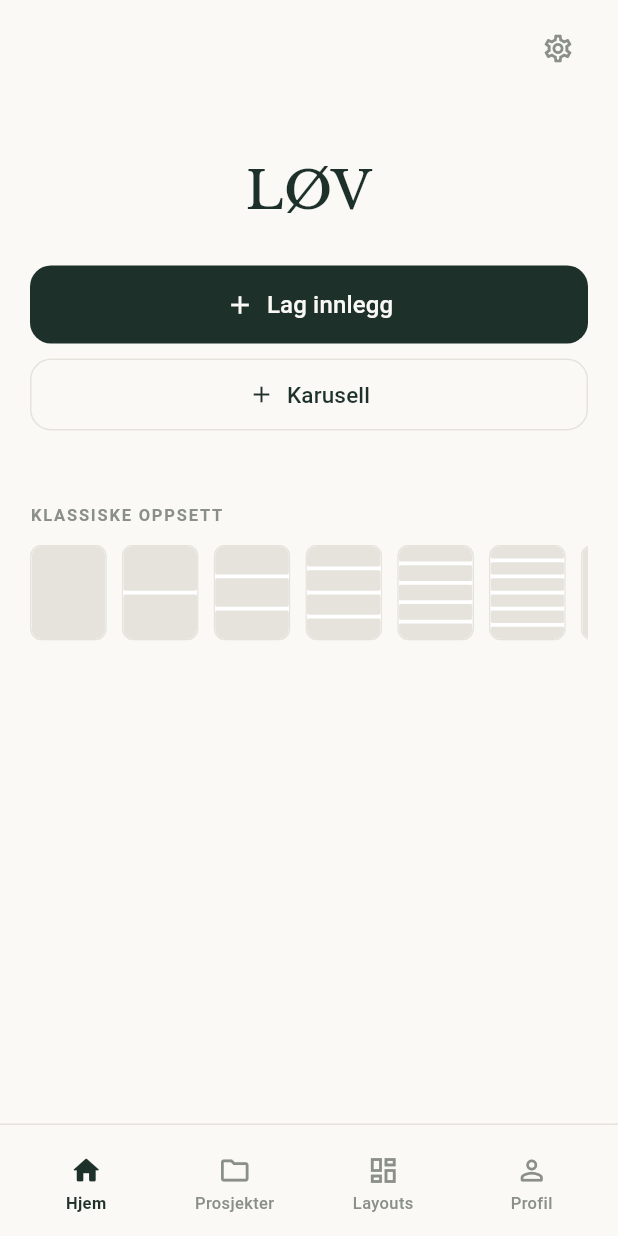
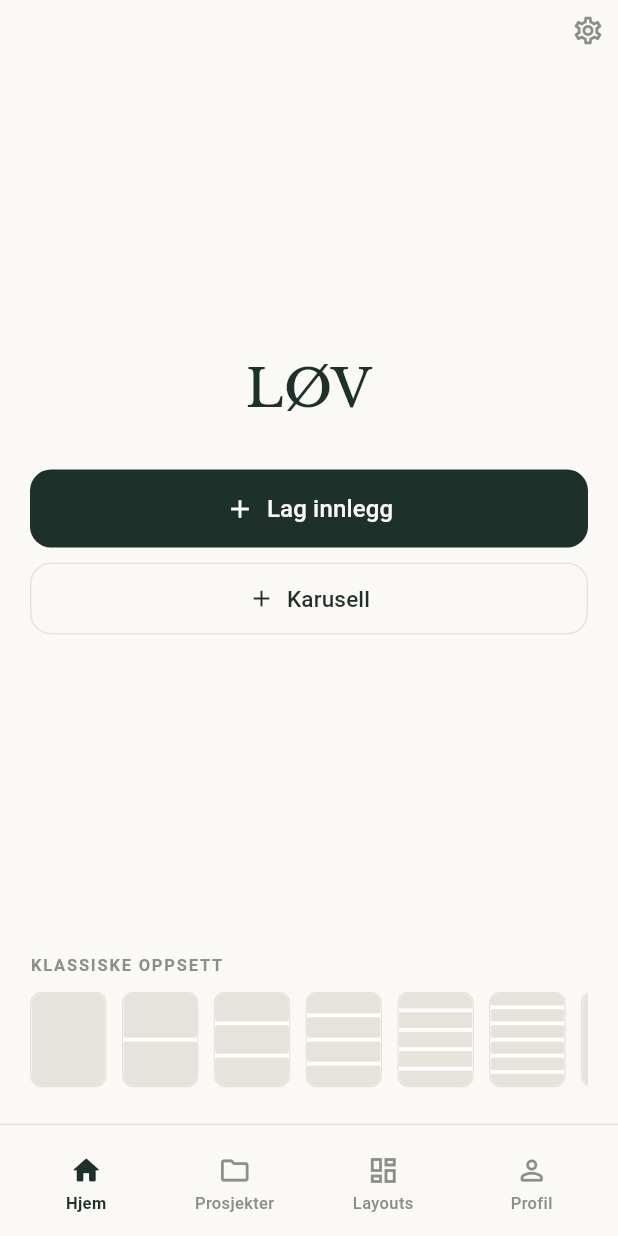
Before and after one commit to hannekj/image_grid, a Flutter app: the screen it shows after launch, on a phone screen of 412 x 824 dp. Run offline on Flutter 3.47's test engine with Material 3 defaults, Android fonts, the phone set to English and light mode, and no system bars; our stand-ins replace google_fonts, image_picker, share_plus; missing offline and left inert: gal.

Commit message:
Center home hero and pin classic layouts above tab bar
- Vertically center the LØV title and create buttons in the main area
- Keep draft projects below the hero when present
- Fix classic layouts above the bottom navigation with clearer spacing

Co-authored-by: Cursor <cursoragent@cursor.com>

```diff
--- a/lib/home_page.dart
+++ b/lib/home_page.dart
@@ -85,8 +85,6 @@ class _HomePageState extends State<HomePage> {
     final classicLayouts = layoutsInGroup(LayoutGroup.classic);
 
     return SafeArea(
-      child: SingleChildScrollView(
-        padding: const EdgeInsets.fromLTRB(20, 12, 20, 24),
       child: Column(
         crossAxisAlignment: CrossAxisAlignment.stretch,
         children: [
@@ -105,7 +103,17 @@ class _HomePageState extends State<HomePage> {
               ),
             ),
           ),
-            const SizedBox(height: 56),
+          Expanded(
+            child: Column(
+              children: [
+                Expanded(
+                  child: Center(
+                    child: SingleChildScrollView(
+                      padding: const EdgeInsets.symmetric(horizontal: 20),
+                      child: Column(
+                        mainAxisSize: MainAxisSize.min,
+                        crossAxisAlignment: CrossAxisAlignment.stretch,
+                        children: [
                           Text(
                             'LØV',
                             textAlign: TextAlign.center,
@@ -117,7 +125,7 @@ class _HomePageState extends State<HomePage> {
                               color: AppTheme.ink,
                             ),
                           ),
-            const SizedBox(height: 32),
+                          const SizedBox(height: 36),
                           _PrimaryCreateButton(
                             label: createLabel,
                             onPressed: () => _openGrid(),
@@ -127,8 +135,17 @@ class _HomePageState extends State<HomePage> {
                             label: carouselLabel,
                             onPressed: _openCarousel,
                           ),
-            if (_hasLayoutDraft || _hasCarouselDraft) ...[
-              const SizedBox(height: 36),
+                        ],
+                      ),
+                    ),
+                  ),
+                ),
+                if (_hasLayoutDraft || _hasCarouselDraft)
+                  Padding(
+                    padding: const EdgeInsets.fromLTRB(20, 0, 20, 16),
+                    child: Column(
+                      crossAxisAlignment: CrossAxisAlignment.stretch,
+                      children: [
                         const _SectionLabel('Siste prosjekter'),
                         const SizedBox(height: 10),
                         Row(
@@ -139,7 +156,9 @@ class _HomePageState extends State<HomePage> {
                                   title: 'Innlegg',
                                   subtitle: _layoutDraftSavedAt == null
                                       ? 'Utkast'
-                            : DraftStorage.formatSavedAt(_layoutDraftSavedAt!),
+                                      : DraftStorage.formatSavedAt(
+                                          _layoutDraftSavedAt!,
+                                        ),
                                   layout: defaultGridLayout,
                                   onTap: () => _openGrid(),
                                 ),
@@ -152,7 +171,9 @@ class _HomePageState extends State<HomePage> {
                                   title: 'Karusell',
                                   subtitle: _carouselDraftSavedAt == null
                                       ? 'Utkast'
-                            : DraftStorage.formatSavedAt(_carouselDraftSavedAt!),
+                                      : DraftStorage.formatSavedAt(
+                                          _carouselDraftSavedAt!,
+                                        ),
                                   layout: null,
                                   onTap: _openCarousel,
                                 ),
@@ -160,15 +181,25 @@ class _HomePageState extends State<HomePage> {
                           ],
                         ),
                       ],
-            const SizedBox(height: 48),
+                    ),
+                  ),
+              ],
+            ),
+          ),
+          Padding(
+            padding: const EdgeInsets.fromLTRB(20, 12, 20, 24),
+            child: Column(
+              crossAxisAlignment: CrossAxisAlignment.stretch,
+              children: [
                 const _SectionLabel('Klassiske oppsett'),
-            const SizedBox(height: 12),
+                const SizedBox(height: 10),
                 SizedBox(
                   height: 64,
                   child: ListView.separated(
                     scrollDirection: Axis.horizontal,
                     itemCount: classicLayouts.length,
-                separatorBuilder: (context, index) => const SizedBox(width: 10),
+                    separatorBuilder: (context, index) =>
+                        const SizedBox(width: 10),
                     itemBuilder: (context, index) {
                       final layout = classicLayouts[index];
                       return _ClassicLayoutThumb(
@@ -180,6 +211,8 @@ class _HomePageState extends State<HomePage> {
                 ),
               ],
             ),
+          ),
+        ],
       ),
     );
   }
```
Lines whose indentation alone changed are shown as unchanged.
